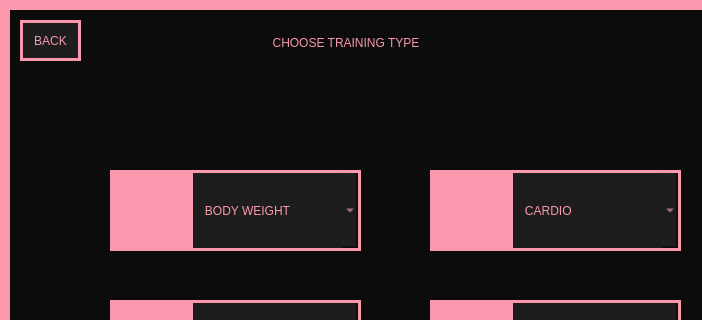
Qt form View/CreateNewTraining.ui (Hanna-J-K/fitnessapp) before a commit; both pictures show x 0 to 702 and y 0 to 320 of the 790 by 600 pixel window.
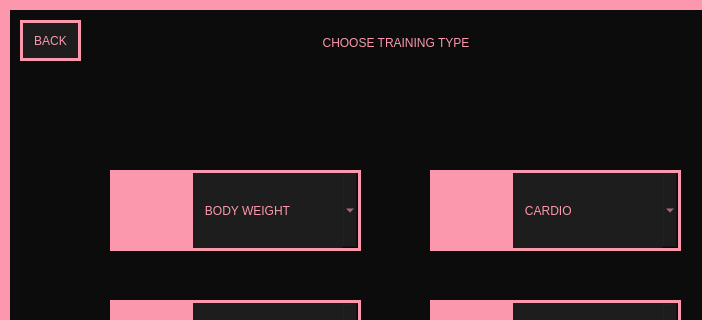
The same form after that commit. Icons and pictures are not drawn.

```diff
--- a/View/CreateNewTraining.ui
+++ b/View/CreateNewTraining.ui
@@ -25,7 +25,7 @@
    <widget class="QPushButton" name="choose_type_btn">
     <property name="geometry">
      <rect>
-      <x>120</x>
+      <x>170</x>
       <y>20</y>
       <width>452</width>
       <height>45</height>
```
